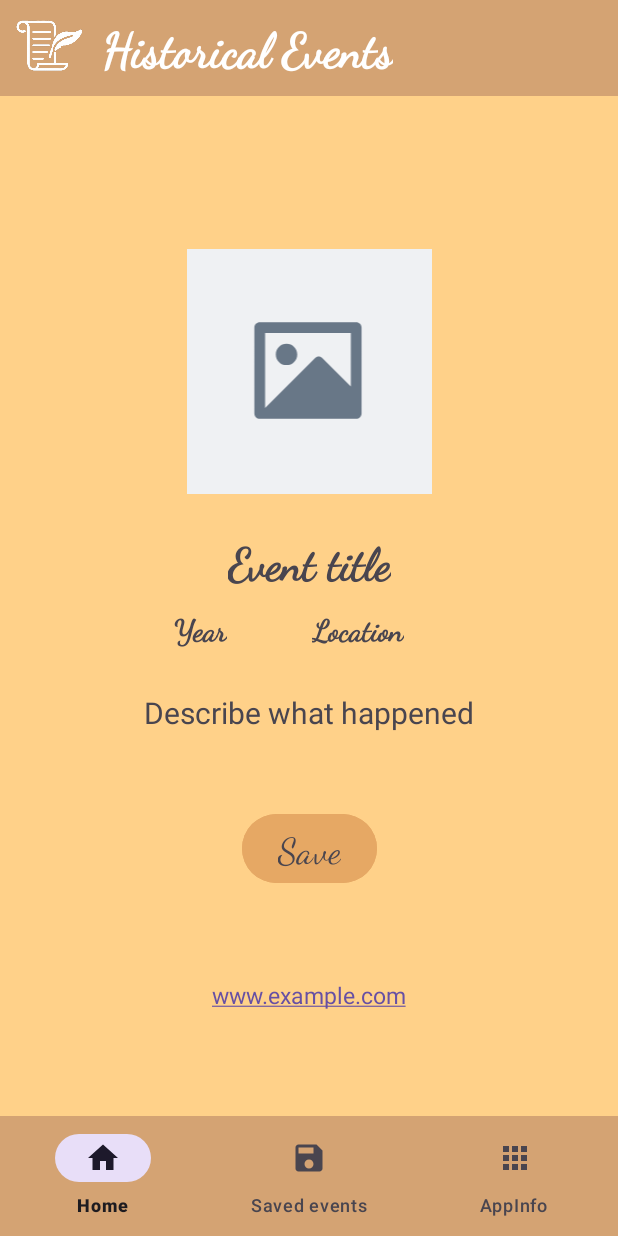
After one commit to armandkoltai/android_beadando, an Android app: the fragment DetailFragment placed in its activity, on a phone screen of 412 x 824 dp. The commit adds this screen. Run offline under Robolectric (Android 15) with nearby library versions, the phone set to English and light mode, and no system bars.

Commit message:
Added detailed view inside DetailedFragment

```diff
--- /dev/null
+++ b/app/src/main/java/com/example/dailyeventsapp/DetailFragment.java
@@ -0,0 +1,56 @@
+package com.example.dailyeventsapp;
+
+import android.os.Bundle;
+import androidx.fragment.app.Fragment;
+import android.view.LayoutInflater;
+import android.view.View;
+import android.view.ViewGroup;
+import android.widget.ImageView;
+import android.widget.TextView;
+
+public class DetailFragment extends Fragment {
+
+    public DetailFragment() {
+        // Required empty public constructor
+    }
+
+    @Override
+    public View onCreateView(LayoutInflater inflater, ViewGroup container,
+                             Bundle savedInstanceState) {
+        // Inflate the layout for this fragment
+        return inflater.inflate(R.layout.fragment_detail, container, false);
+    }
+
+    @Override
+    public void onViewCreated(View view, Bundle savedInstanceState) {
+        super.onViewCreated(view, savedInstanceState);
+
+        // Itt fogadjuk az átadott adatokat
+        Bundle args = getArguments();
+        if (args != null) {
+            String title = args.getString("TITLE");
+            String year = args.getString("YEAR");
+            String location = args.getString("LOCATION");
+            String description = args.getString("DESCRIPTION");
+            String link = args.getString("LINK");
+            int imageResId = args.getInt("IMAGE");
+
+
+            // Ezek a TextView-ok a fragment_detail.xml-ben lesznek
+            ImageView eventImageView = view.findViewById(R.id.eventImageView);
+            TextView titleTextView = view.findViewById(R.id.titleTextView);
+            TextView dateTextView = view.findViewById(R.id.dateTextView);
+            TextView locationTextView = view.findViewById(R.id.locationTextView);
+            TextView descriptionTextView = view.findViewById(R.id.descriptionTextView);
+        //    TextView linkTextView = view.findViewById(R.id.linkTextView);
+
+
+            eventImageView.setImageResource(imageResId);
+            titleTextView.setText(title);
+            dateTextView.setText(year);
+            locationTextView.setText(location);
+           descriptionTextView.setText(description);
+        //    linkTextView.setText(link);
+        }
+    }
+}
--- a/app/src/main/java/com/example/dailyeventsapp/HomeFragment.java
+++ b/app/src/main/java/com/example/dailyeventsapp/HomeFragment.java
@@ -43,7 +43,7 @@ public class HomeFragment extends Fragment {
         View view = inflater.inflate(R.layout.fragment_home, container, false);
 
         initDatePicker();
-        submitButton = view.findViewById(R.id.submitAppCompatButton);
+        submitButton = view.findViewById(R.id.submitMaterialButton);
         dateButton = view.findViewById(R.id.datePickerButton);
         dateButton.setText(getTodaysDate());
 
--- /dev/null
+++ b/app/src/main/java/com/example/dailyeventsapp/RecyclerViewInterface.java
@@ -0,0 +1,6 @@
+package com.example.dailyeventsapp;
+
+public interface RecyclerViewInterface {
+    void onItemClick(int position);
+
+}
--- /dev/null
+++ b/app/src/main/res/layout/fragment_detail.xml
@@ -0,0 +1,112 @@
+<?xml version="1.0" encoding="utf-8"?>
+<ScrollView
+    xmlns:android="http://schemas.android.com/apk/res/android"
+    xmlns:app="http://schemas.android.com/apk/res-auto"
+    xmlns:tools="http://schemas.android.com/tools"
+    android:layout_width="match_parent"
+    android:layout_height="match_parent"
+    android:background="@color/brown">
+
+    <androidx.constraintlayout.widget.ConstraintLayout
+        android:layout_width="match_parent"
+        android:layout_height="wrap_content"
+        android:padding="16dp">
+
+        <ImageView
+            android:id="@+id/eventImageView"
+            android:layout_width="164dp"
+            android:layout_height="163dp"
+            android:layout_marginTop="150dp"
+            android:src="@drawable/placeholder"
+            app:layout_constraintEnd_toEndOf="parent"
+            app:layout_constraintStart_toStartOf="parent"
+            app:layout_constraintTop_toTopOf="parent" />
+
+        <TextView
+            android:id="@+id/titleTextView"
+            android:layout_width="wrap_content"
+            android:layout_height="wrap_content"
+            android:layout_marginTop="24dp"
+            android:text="@string/detail_title"
+            android:textColor="@color/blue"
+            android:fontFamily="@font/dancing_script"
+            android:textSize="30sp"
+            android:textStyle="bold"
+            app:layout_constraintEnd_toEndOf="parent"
+            app:layout_constraintStart_toStartOf="parent"
+            app:layout_constraintTop_toBottomOf="@id/eventImageView" />
+
+        <TextView
+            android:id="@+id/dateTextView"
+            android:layout_width="wrap_content"
+            android:layout_height="wrap_content"
+            android:layout_marginStart="100dp"
+            android:layout_marginTop="10dp"
+            android:fontFamily="@font/dancing_script"
+            android:text="@string/detail_date"
+            android:textColor="@color/blue"
+            android:textStyle="bold"
+            android:textSize="20sp"
+            app:layout_constraintStart_toStartOf="parent"
+            app:layout_constraintTop_toBottomOf="@+id/titleTextView" />
+
+        <TextView
+            android:id="@+id/locationTextView"
+            android:layout_width="wrap_content"
+            android:layout_height="wrap_content"
+            android:layout_marginStart="30dp"
+            android:layout_marginTop="10dp"
+            android:textStyle="bold"
+            android:layout_marginEnd="100dp"
+            android:textColor="@color/blue"
+            android:textSize="20sp"
+            android:fontFamily="@font/dancing_script"
+            android:text="@string/detail_location"
+            app:layout_constraintEnd_toEndOf="parent"
+            app:layout_constraintStart_toEndOf="@+id/dateTextView"
+            app:layout_constraintTop_toBottomOf="@+id/titleTextView" />
+
+        <TextView
+            android:id="@+id/descriptionTextView"
+            android:layout_width="wrap_content"
+            android:layout_height="wrap_content"
+            android:layout_marginTop="28dp"
+            android:text="@string/detail_description"
+            android:textColor="@color/blue"
+            android:textSize="20sp"
+            app:layout_constraintEnd_toEndOf="parent"
+            app:layout_constraintStart_toStartOf="parent"
+            app:layout_constraintTop_toBottomOf="@+id/locationTextView" />
+
+        <com.google.android.material.button.MaterialButton
+            android:id="@+id/saveMaterialButton"
+            android:layout_width="wrap_content"
+            android:layout_height="wrap_content"
+            android:layout_marginTop="50dp"
+            android:backgroundTint="@color/orange"
+            android:fontFamily="@font/dancing_script"
+            android:text="Save"
+            android:textColor="@color/blue"
+            android:textSize="24sp"
+            app:layout_constraintEnd_toEndOf="parent"
+            app:layout_constraintStart_toStartOf="parent"
+            app:layout_constraintTop_toBottomOf="@+id/descriptionTextView" />
+
+        <TextView
+            android:id="@+id/textView8"
+            android:layout_width="wrap_content"
+            android:layout_height="wrap_content"
+            android:layout_marginTop="60dp"
+            android:layout_marginBottom="40dp"
+            android:autoLink="web"
+            android:text="@string/detail_link"
+            android:textColor="@color/blue"
+            android:textSize="15sp"
+            app:layout_constraintBottom_toBottomOf="parent"
+            app:layout_constraintEnd_toEndOf="parent"
+            app:layout_constraintStart_toStartOf="parent"
+            app:layout_constraintTop_toBottomOf="@+id/saveMaterialButton" />
+
+    </androidx.constraintlayout.widget.ConstraintLayout>
+
+</ScrollView>
--- a/app/src/main/res/layout/fragment_home.xml
+++ b/app/src/main/res/layout/fragment_home.xml
@@ -78,7 +78,7 @@
         app:layout_constraintTop_toTopOf="parent" />
 
     <com.google.android.material.button.MaterialButton
-        android:id="@+id/submitAppCompatButton"
+        android:id="@+id/submitMaterialButton"
         android:layout_width="wrap_content"
         android:layout_height="wrap_content"
         android:layout_marginTop="10dp"
--- a/app/src/main/res/layout/recycler_view_row.xml
+++ b/app/src/main/res/layout/recycler_view_row.xml
@@ -43,7 +43,7 @@
                 android:layout_marginStart="15dp"
                 android:fontFamily="@font/dancing_script"
                 android:textSize="30sp"
-                android:text="Event Title"
+                android:text="@string/detail_title"
                 app:layout_constraintStart_toEndOf="@+id/imageView"
                 app:layout_constraintTop_toTopOf="parent" />
 
@@ -54,7 +54,7 @@
                 android:layout_marginStart="15dp"
                 android:layout_marginTop="20dp"
                 android:textSize="20sp"
-                android:text="Year"
+                android:text="@string/detail_date"
                 android:fontFamily="@font/dancing_script"
                 app:layout_constraintStart_toEndOf="@+id/imageView"
                 app:layout_constraintTop_toBottomOf="@+id/textView" />
@@ -65,7 +65,7 @@
                 android:layout_height="wrap_content"
                 android:layout_marginStart="50dp"
                 android:fontFamily="@font/dancing_script"
-                android:text="Location"
+                android:text="@string/detail_location"
                 android:textSize="20sp"
                 app:layout_constraintBottom_toBottomOf="@+id/textView3"
                 app:layout_constraintStart_toEndOf="@+id/textView3" />
--- a/app/src/main/res/values/strings.xml
+++ b/app/src/main/res/values/strings.xml
@@ -6,6 +6,12 @@
     <string name="date_text">Select Date:</string>
     <string name="attila">Hoki Attila</string>
     <string name="armand">Koltai Armand</string>
+    <string name="detail_title">Event title</string>
     <string name="year">2025</string>
+    <string name="detail_date">Year</string>
+    <string name="detail_location">Location</string>
+    <string name="detail_description">Describe what happened</string>
+    <string name="detail_link">www.example.com</string>
+
 
 </resources>
```
Also changed, not shown: app/src/main/java/com/example/dailyeventsapp/SavedFragment.java (+30 -3 lines), app/src/main/java/com/example/dailyeventsapp/adapters/EventAdapter.java (+18 -3 lines).
